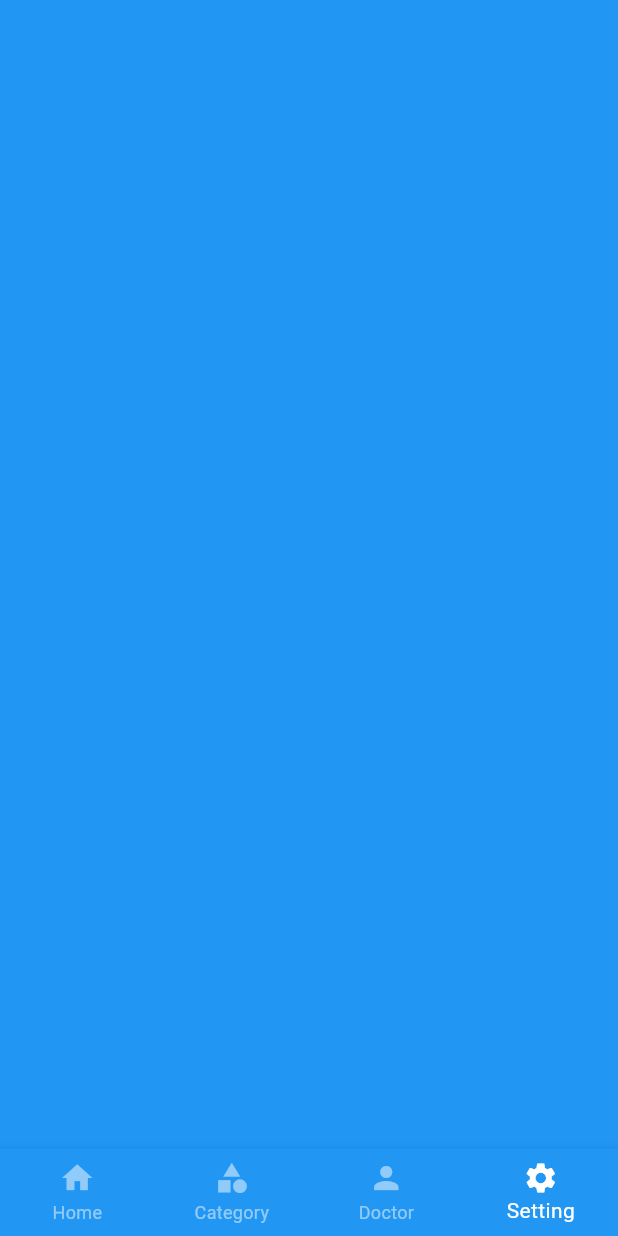
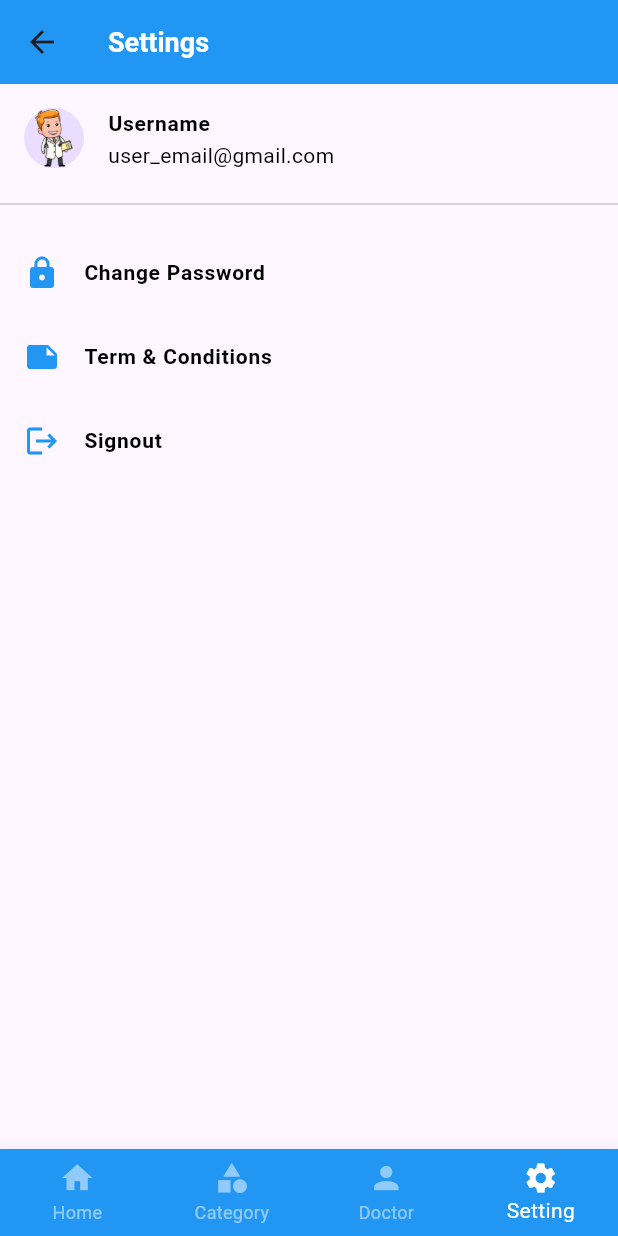
Before and after one commit to TanvirSEF/flutter_med, a Flutter app: the Homee screen opened directly, item 4 of the bottom bar chosen, on a phone screen of 412 x 824 dp. Run offline on Flutter 3.47's test engine with Material 3 defaults, Android fonts, the light colour scheme and no system bars; our stand-ins replace get, velocity_x; Roboto replaces fonts that are missing (Nunito-Bold, Nunito-Regular).

Commit message:
first commit

```diff
--- a/lib/consts/lists.dart
+++ b/lib/consts/lists.dart
@@ -1,5 +1,6 @@
-import 'package:doctime/consts/images.dart';
-import 'package:doctime/consts/strings.dart';
+
+
+import 'consts.dart';
 
 var iconsList = [
   AppAssets.ioBody,
@@ -17,3 +18,15 @@ var iconsTitleList = [
   AppStrings.heart,
   AppStrings.kidney,
 ];
+
+var settingsList = [
+    AppStrings.changepassword,
+    AppStrings.termCondi,
+    AppStrings.signout,
+];
+
+var settingsListIcon = [
+  Icons.lock,
+  Icons.note,
+  Icons.logout,
+];
--- a/lib/consts/strings.dart
+++ b/lib/consts/strings.dart
@@ -28,5 +28,8 @@ class AppStrings {
       liver = "Liver",
       lungs = "Lungs",
       heart = "Heart",
-      kidney = "Kidney";
+      kidney = "Kidney",
+      changepassword = "Change Password",
+      termCondi = "Term & Conditions",
+      signout = "Signout";
 }
--- a/lib/res/components/custom_button.dart
+++ b/lib/res/components/custom_button.dart
@@ -1,3 +1,5 @@
+
+
 import "../../consts/consts.dart";
 
 class CustomButton extends StatelessWidget {
@@ -14,7 +16,7 @@ class CustomButton extends StatelessWidget {
         style: ElevatedButton.styleFrom(
           shape: const StadiumBorder(),
           backgroundColor: Colors.orange,
-          textStyle: const TextStyle(fontSize: 18,fontWeight: FontWeight.w600,color: Colors.white),
+          textStyle: const TextStyle(fontSize: 18,fontWeight: FontWeight.w600, color: Colors.white)
         ),
         onPressed: onTap,
         child: buttonText.text.make(),
--- a/lib/views/home/homee.dart
+++ b/lib/views/home/homee.dart
@@ -1,6 +1,8 @@
 import 'package:doctime/consts/consts.dart';
 import 'package:doctime/views/category_view/category_view.dart';
 import 'package:doctime/views/home/home.dart';
+import 'package:doctime/views/login_view/login_view.dart';
+import 'package:doctime/views/settings/settings_view.dart';
 
 class Homee extends StatefulWidget {
   const Homee({super.key});
@@ -14,16 +16,8 @@ class _HomeeState extends State<Homee> {
   List screenList =[
      const Home(),
     const CategoryView(),
-    Container(
-      color: Colors.red,
-    ),
-    Container(
-      color: Colors.blue,
-    ),
-    Container(
-      color: Colors.amber,
-    ),
-
+    const LoginView(),
+    const SettingsView(),
   ];
   @override
   Widget build(BuildContext context) {
--- /dev/null
+++ b/lib/views/settings/settings_view.dart
@@ -0,0 +1,38 @@
+import 'package:doctime/consts/consts.dart';
+import 'package:doctime/consts/lists.dart';
+
+class SettingsView extends StatelessWidget {
+  const SettingsView({super.key});
+
+  @override
+  Widget build(BuildContext context) {
+    return Scaffold(
+      appBar: AppBar(
+        elevation: 0.0,
+        title: AppStyles.bold(title: AppStrings.settings, color: AppColors.whiteColor,size: AppSizes.size18),
+        backgroundColor: AppColors.blueColor,
+      ),
+      body: Column(
+        children: [
+          ListTile(
+            leading: CircleAvatar(child: Image.asset(AppAssets.imgsign),),
+            title: AppStyles.bold(title: "Username"),
+            subtitle: AppStyles.normal(title: "user_email@gmail.com"),
+          ),
+         const Divider(),
+          10.heightBox,
+          ListView(
+            shrinkWrap: true,
+            children: List.generate(settingsList.length, (index)=> ListTile(
+              onTap: (){},
+              leading: Icon(settingsListIcon[index],
+              color: AppColors.blueColor,),
+              title: AppStyles.bold(title: settingsList[index],
+              ),
+            )),
+          ),
+        ],
+      ),
+    );
+  }
+}
```
Also changed, not shown: lib/views/category_view/category_view.dart (+38 -5 lines), lib/views/doctors_profile_view/doctors_profile_view.dart (added, +107 -0 lines), lib/views/home/home.dart (+8 -1 lines).
